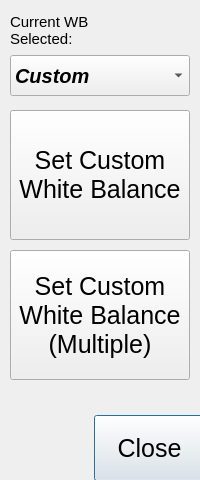
Qt form src/whitebalancedialog.ui (skronstein/chronos-cam-app) before a commit.
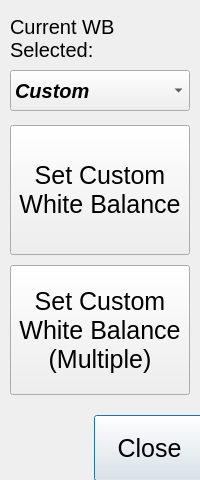
The same form after that commit.

Commit message: Increase space for RGB values displayed, make text larger, add R = and G = and B =

The edit to the form file:
```diff
--- a/src/whitebalancedialog.ui
+++ b/src/whitebalancedialog.ui
@@ -35,7 +35,7 @@
    <property name="geometry">
     <rect>
      <x>10</x>
-     <y>110</y>
+     <y>125</y>
      <width>180</width>
      <height>130</height>
     </rect>
@@ -54,7 +54,7 @@
    <property name="geometry">
     <rect>
      <x>10</x>
-     <y>55</y>
+     <y>70</y>
      <width>180</width>
      <height>41</height>
     </rect>
@@ -104,12 +104,12 @@
      <x>10</x>
      <y>10</y>
      <width>141</width>
-     <height>41</height>
+     <height>56</height>
     </rect>
    </property>
    <property name="font">
     <font>
-     <pointsize>11</pointsize>
+     <pointsize>15</pointsize>
     </font>
    </property>
    <property name="text">
@@ -121,7 +121,7 @@
    <property name="geometry">
     <rect>
      <x>10</x>
-     <y>250</y>
+     <y>265</y>
      <width>180</width>
      <height>130</height>
     </rect>
```
The commit also changes 1 other file.
